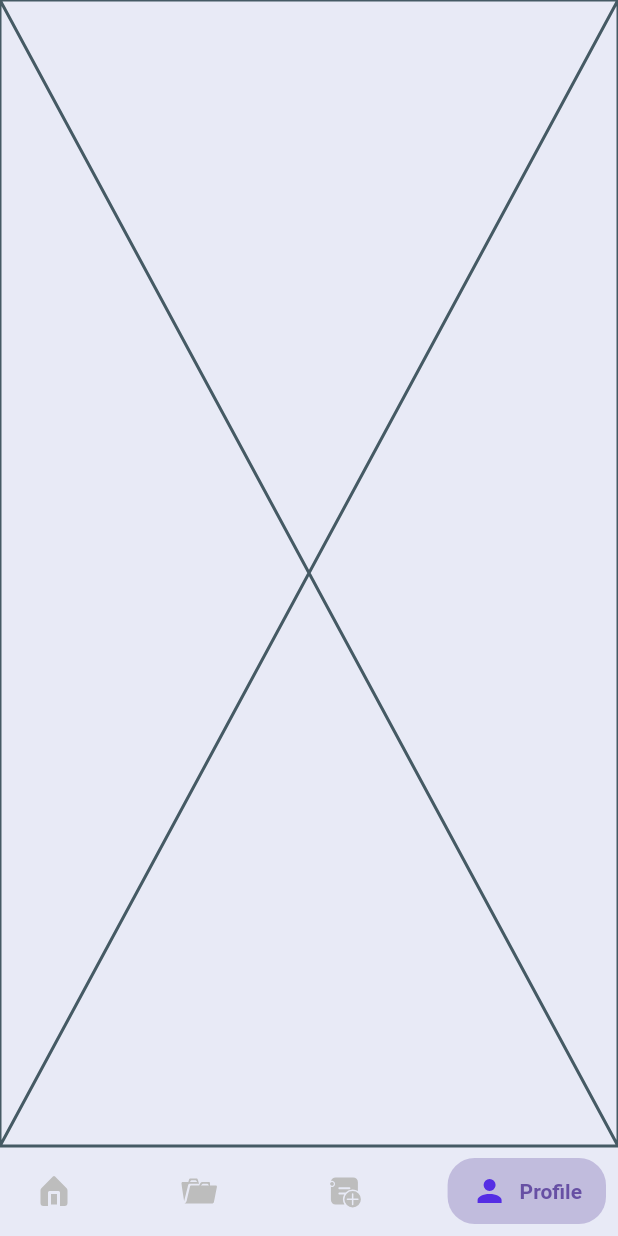
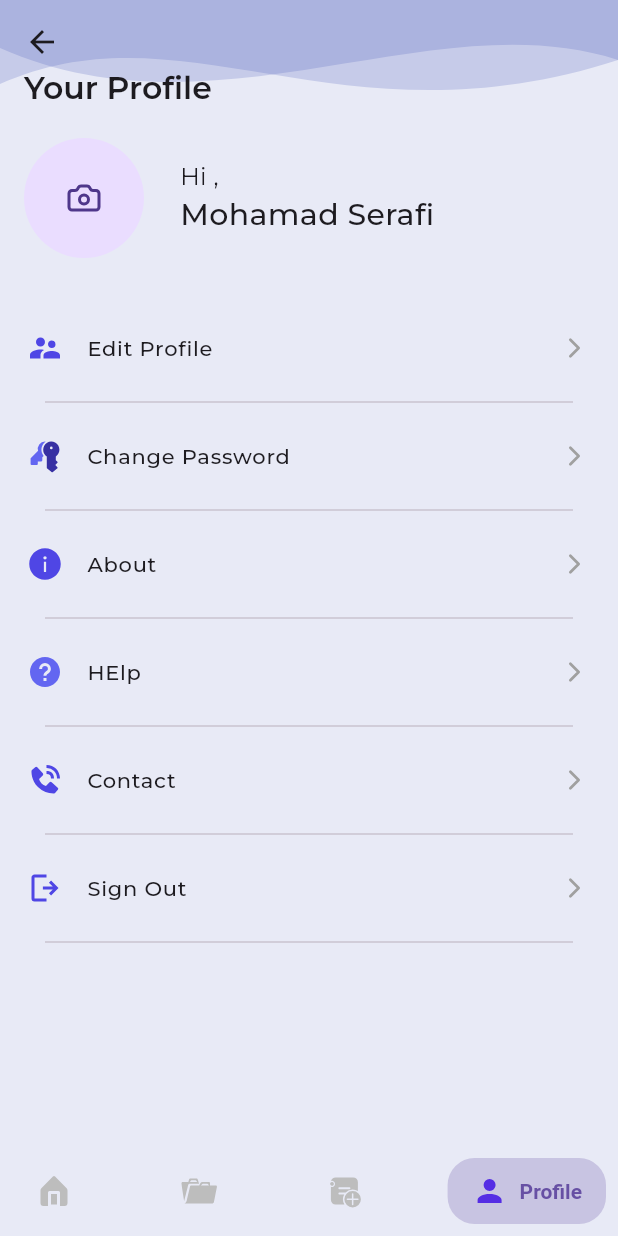
Before and after one commit to Abdullah-TH24/Smart-Path, a Flutter app: the StudentMainPage screen opened by its route, item 4 of the bottom bar chosen, on a phone screen of 412 x 824 dp. Run offline on Flutter 3.47's test engine with Material 3 defaults, Android fonts, the phone set to English and light mode, and no system bars; drawn by our look-alikes of salomon_bottom_bar; our stand-ins replace flutter_spinkit, flutter_svg, gap, get, google_fonts, lucide_icons and 2 more; accounts and stored records are empty.

Commit message:
student profile page done

```diff
--- a/lib/core/localization/arabic_english_local.dart
+++ b/lib/core/localization/arabic_english_local.dart
@@ -39,7 +39,7 @@ class ArabicEnglishLocal implements Translations {
       'grid_item_name_1': 'Achievment',
       'grid_item_name_2': 'Article',
       'grid_item_name_3': 'Calendar',
-      'grid_item_name_4': 'Data Master',
+      'grid_item_name_4': 'Quiz',
       'grid_item_name_5': 'Teacher',
       'grid_item_name_6': 'Portfolio',
       'grid_item_name_7': 'Student',
@@ -88,7 +88,7 @@ class ArabicEnglishLocal implements Translations {
       'grid_item_name_1': 'الإنجازات',
       'grid_item_name_2': 'المقالات',
       'grid_item_name_3': 'التقويم',
-      'grid_item_name_4': 'البيانات الرئيسية',
+      'grid_item_name_4': 'اختبار',
       'grid_item_name_5': 'المعلم',
       'grid_item_name_6': 'الملف الشخصي',
       'grid_item_name_7': 'الطالب',
--- /dev/null
+++ b/lib/models/profile_tile_item_model.dart
@@ -0,0 +1,11 @@
+class ProfileTileItemModel {
+  final String title;
+  final String image;
+  final void Function()? onTap;
+
+  ProfileTileItemModel({
+    required this.title,
+    required this.image,
+    required this.onTap,
+  });
+}
--- a/lib/utils/general_utils/app_styles.dart
+++ b/lib/utils/general_utils/app_styles.dart
@@ -4,7 +4,7 @@ abstract class AppStyles {
   //Regular
 
   static TextStyle styleRegular12() {
-    return const TextStyle(fontSize: 12, fontWeight: FontWeight.w500);
+    return const TextStyle(fontSize: 12);
   }
 
   static TextStyle styleRegular14() {
@@ -26,6 +26,10 @@ abstract class AppStyles {
   //meduim
   static TextStyle styleMedium14() {
     return const TextStyle(fontSize: 14, fontWeight: FontWeight.w500);
+  }
+
+  static TextStyle styleMedium18() {
+    return const TextStyle(fontSize: 18, fontWeight: FontWeight.w600);
   }
 
   static TextStyle styleMedium20() {
--- /dev/null
+++ b/lib/view/student_view/profile_list_tile_item.dart
@@ -0,0 +1,31 @@
+import 'package:flutter/material.dart';
+import 'package:flutter_svg/svg.dart';
+import 'package:lucide_icons/lucide_icons.dart';
+import 'package:smartpath/models/profile_tile_item_model.dart';
+import 'package:smartpath/utils/general_utils/app_styles.dart';
+
+class ProfileListTileItem extends StatelessWidget {
+  const ProfileListTileItem({super.key, required this.item});
+
+  final ProfileTileItemModel item;
+
+  @override
+  Widget build(BuildContext context) {
+    return Column(
+      children: [
+        ListTile(
+          onTap: item.onTap,
+          contentPadding: const EdgeInsets.symmetric(horizontal: 18),
+          leading: SvgPicture.asset(item.image),
+          title: Text(item.title, style: AppStyles.styleMedium14()),
+          trailing: const Icon(
+            LucideIcons.chevronRight,
+            size: 22,
+            color: Color(0xffA0A0A0),
+          ),
+        ),
+        const Divider(endIndent: 30, indent: 30),
+      ],
+    );
+  }
+}
--- /dev/null
+++ b/lib/view/student_view/profile_name_photo_row.dart
@@ -0,0 +1,28 @@
+// ignore_for_file: prefer_const_literals_to_create_immutables
+
+import 'package:flutter/material.dart';
+import 'package:gap/gap.dart';
+import 'package:lucide_icons/lucide_icons.dart';
+import 'package:smartpath/utils/general_utils/app_styles.dart';
+
+class ProfileNamePhotoRow extends StatelessWidget {
+  const ProfileNamePhotoRow({super.key});
+
+  @override
+  Widget build(BuildContext context) {
+    return Row(
+      children: [
+        const Gap(16),
+        const CircleAvatar(radius: 40, child: Icon(LucideIcons.camera)),
+        const Gap(24),
+        Column(
+          crossAxisAlignment: CrossAxisAlignment.start,
+          children: [
+            Text('Hi ,', style: AppStyles.styleRegular16().copyWith()),
+            Text('Mohamad Serafi', style: AppStyles.styleMedium20().copyWith()),
+          ],
+        ),
+      ],
+    );
+  }
+}
--- a/lib/view/student_view/student_grid_view_home.dart
+++ b/lib/view/student_view/student_grid_view_home.dart
@@ -78,11 +78,16 @@ class StudentGridViewHome extends StatelessWidget {
       sliver: SliverGrid.builder(
         gridDelegate: const SliverGridDelegateWithFixedCrossAxisCount(
           crossAxisCount: 4,
+          childAspectRatio: 2.77 / 3,
         ),
         itemCount: 12,
         itemBuilder: (context, index) {
           return GestureDetector(
             onTap: gItems[index].onTap,
+            child: Card(
+              color: const Color.fromARGB(255, 200, 204, 233),
+              child: Padding(
+                padding: const EdgeInsets.symmetric(horizontal: 4),
                 child: Column(
                   mainAxisAlignment: MainAxisAlignment.center,
                   children: [
@@ -97,6 +102,8 @@ class StudentGridViewHome extends StatelessWidget {
                     ),
                   ],
                 ),
+              ),
+            ),
           );
         },
       ),
--- a/lib/view/student_view/student_main_page.dart
+++ b/lib/view/student_view/student_main_page.dart
@@ -2,6 +2,7 @@
 
 import 'package:flutter/material.dart';
 import 'package:flutter_svg/flutter_svg.dart';
+import 'package:get/instance_manager.dart';
 import 'package:salomon_bottom_bar/salomon_bottom_bar.dart';
 import 'package:smartpath/utils/general_utils/app_assets.dart';
 import 'package:smartpath/view/student_view/student_data_page.dart';
@@ -29,11 +30,9 @@ class _StudentMainPageState extends State<StudentMainPage> {
     return Scaffold(
       bottomNavigationBar: SalomonBottomBar(
         curve: Curves.decelerate,
-
-        selectedColorOpacity: .3,
+        selectedColorOpacity: .25,
         itemShape: RoundedRectangleBorder(
           borderRadius: BorderRadiusGeometry.circular(18),
-          // side: BorderSide(color: Color(0xff818cf8), ),
         ),
         currentIndex: pageIndex,
         onTap: (p) => setState(() => pageIndex = p),
--- a/lib/view/student_view/student_profile_page.dart
+++ b/lib/view/student_view/student_profile_page.dart
@@ -1,12 +1,69 @@
-// ignore_for_file: prefer_const_constructors
-
 import 'package:flutter/material.dart';
+import 'package:gap/gap.dart';
+import 'package:smartpath/models/profile_tile_item_model.dart';
+import 'package:smartpath/utils/general_utils/app_assets.dart';
+import 'package:smartpath/utils/general_utils/app_styles.dart';
+import 'package:smartpath/view/student_view/profile_list_tile_item.dart';
+import 'package:smartpath/view/student_view/profile_name_photo_row.dart';
+import 'package:smartpath/view/student_view/upper_waves.dart';
 
 class StudentProfilePage extends StatelessWidget {
-  const StudentProfilePage({super.key});
-
+  StudentProfilePage({super.key});
+  final List<ProfileTileItemModel> items = [
+    ProfileTileItemModel(
+      title: "Edit Profile",
+      image: Assets.iconEditProfile,
+      onTap: () {},
+    ),
+    ProfileTileItemModel(
+      title: "Change Password",
+      image: Assets.iconChangePassword,
+      onTap: () {},
+    ),
+    ProfileTileItemModel(title: "About", image: Assets.iconAbout, onTap: () {}),
+    ProfileTileItemModel(title: "HElp", image: Assets.iconHelp, onTap: () {}),
+    ProfileTileItemModel(
+      title: "Contact",
+      image: Assets.iconContact,
+      onTap: () {},
+    ),
+    ProfileTileItemModel(
+      title: "Sign Out",
+      image: Assets.iconSignout,
+      onTap: () {},
+    ),
+  ];
   @override
   Widget build(BuildContext context) {
-    return Placeholder();
+    return Scaffold(
+      body: CustomScrollView(
+        slivers: [
+          SliverAppBar(
+            pinned: true,
+            expandedHeight: 80,
+            flexibleSpace: FlexibleSpaceBar(
+              background: const UpperWaves(),
+              titlePadding: const EdgeInsets.only(left: 16, bottom: 8),
+              title: Text(
+                'Your Profile',
+                style: AppStyles.styleMedium14().copyWith(
+                  fontWeight: FontWeight.w600,
+                ),
+              ),
+            ),
+          ),
+          SliverToBoxAdapter(
+            child: Column(
+              children: [
+                const Gap(12),
+                const ProfileNamePhotoRow(),
+                const Gap(32),
+                ...items.map((e) => ProfileListTileItem(item: e)),
+              ],
+            ),
+          ),
+        ],
+      ),
+    );
   }
 }
--- /dev/null
+++ b/lib/view/student_view/upper_waves.dart
@@ -0,0 +1,75 @@
+import 'package:flutter/material.dart';
+
+class UpperWaves extends StatelessWidget {
+  const UpperWaves({super.key});
+
+  @override
+  Widget build(BuildContext context) {
+    return Stack(
+      children: [
+        ClipPath(
+          clipper: CustomWaveClipper(),
+          child: Container(
+            height: 90,
+            color: Colors.indigo.withValues(alpha: 0.2),
+          ),
+        ),
+        ClipPath(
+          clipper: CustomWaveClipper1(),
+          child: Container(
+            height: 90,
+            color: Colors.indigo.withValues(alpha: 0.2),
+          ),
+        ),
+      ],
+    );
+  }
+}
+
+class CustomWaveClipper extends CustomClipper<Path> {
+  @override
+  getClip(Size size) {
+    final path = Path();
+    path.lineTo(0, size.height * 0.7);
+    path.cubicTo(
+      size.width * 0.3,
+      size.height * 0.01,
+      size.width * 0.55,
+      size.height * 1.25,
+      size.width,
+      size.height * 0.5,
+    );
+    path.lineTo(size.width, 0);
+    path.close();
+    return path;
+  }
+
+  @override
+  bool shouldReclip(covariant CustomClipper oldClipper) {
+    return true;
+  }
+}
+
+class CustomWaveClipper1 extends CustomClipper<Path> {
+  @override
+  getClip(Size size) {
+    final path = Path();
+    path.lineTo(0, size.height * 0.4);
+    path.cubicTo(
+      size.width * 0.35,
+      size.height * 1.2,
+      size.width * 0.7,
+      0,
+      size.width,
+      size.height * 0.5,
+    );
+    path.lineTo(size.width, 0);
+    path.close();
+    return path;
+  }
+
+  @override
+  bool shouldReclip(covariant CustomClipper oldClipper) {
+    return true;
+  }
+}
```
Lines whose indentation alone changed are shown as unchanged.
